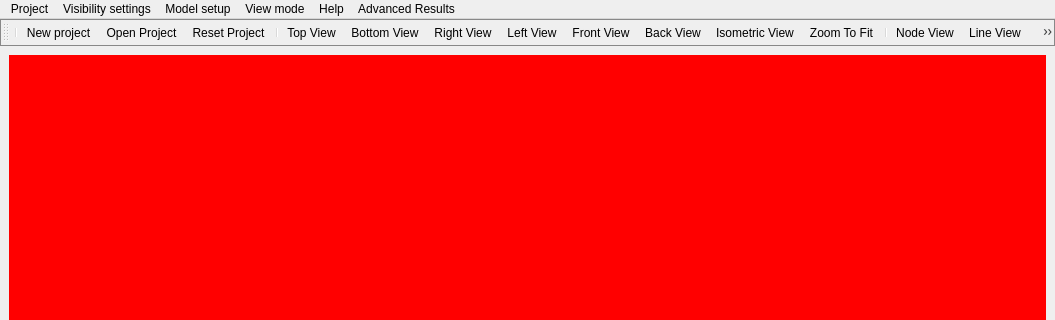
This is vibra/interface/data/ui_files/main_window.ui in MOPT-UFSC/VIBRA as Qt 5 draws it before an edit; both pictures show x 0 to 1055 and y 0 to 320 of the 1055 by 586 pixel window. The edited form follows.
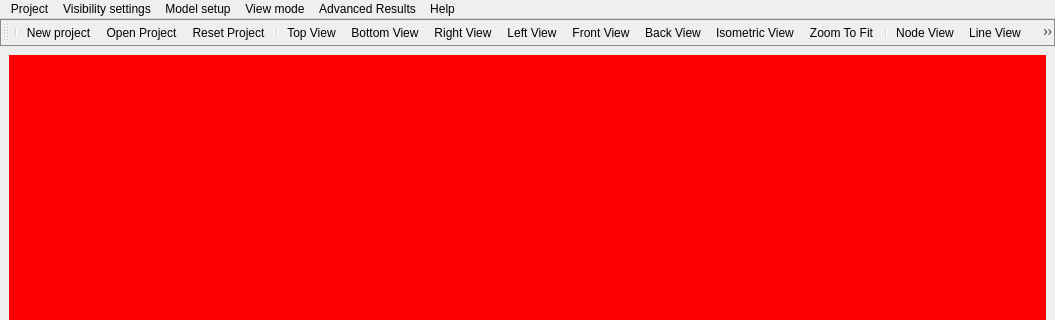
This is the edited form. Icons and pictures are not drawn.

Commit message: Fixes unnecessary button paint in WelcomeItems from WelcomeWidget

Patch:
```diff
--- a/vibra/interface/data/ui_files/main_window.ui
+++ b/vibra/interface/data/ui_files/main_window.ui
@@ -152,8 +152,8 @@
    <addaction name="menu_settings"/>
    <addaction name="menu_model_setup"/>
    <addaction name="menu_view_mode"/>
-   <addaction name="menu_help"/>
    <addaction name="advanced_results_menu"/>
+   <addaction name="menu_help"/>
   </widget>
   <action name="action_new_project">
    <property name="icon">
```
Left out of the diff: 4 changed lines with no effect on the pictures. The commit also changes 3 other files.
